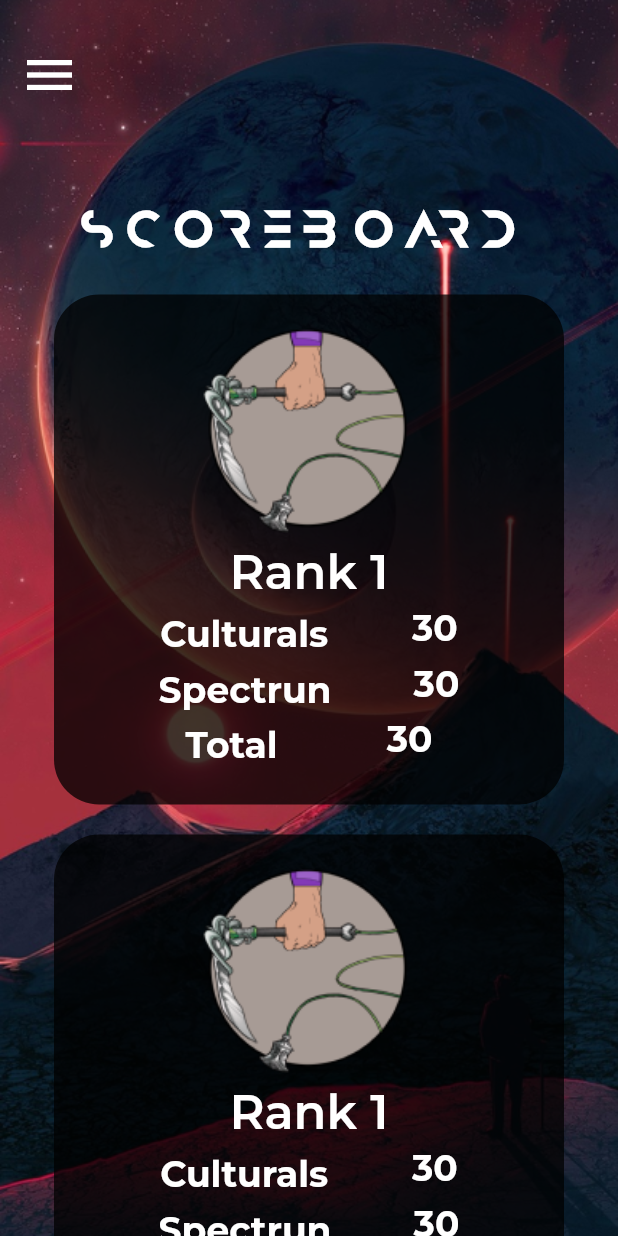
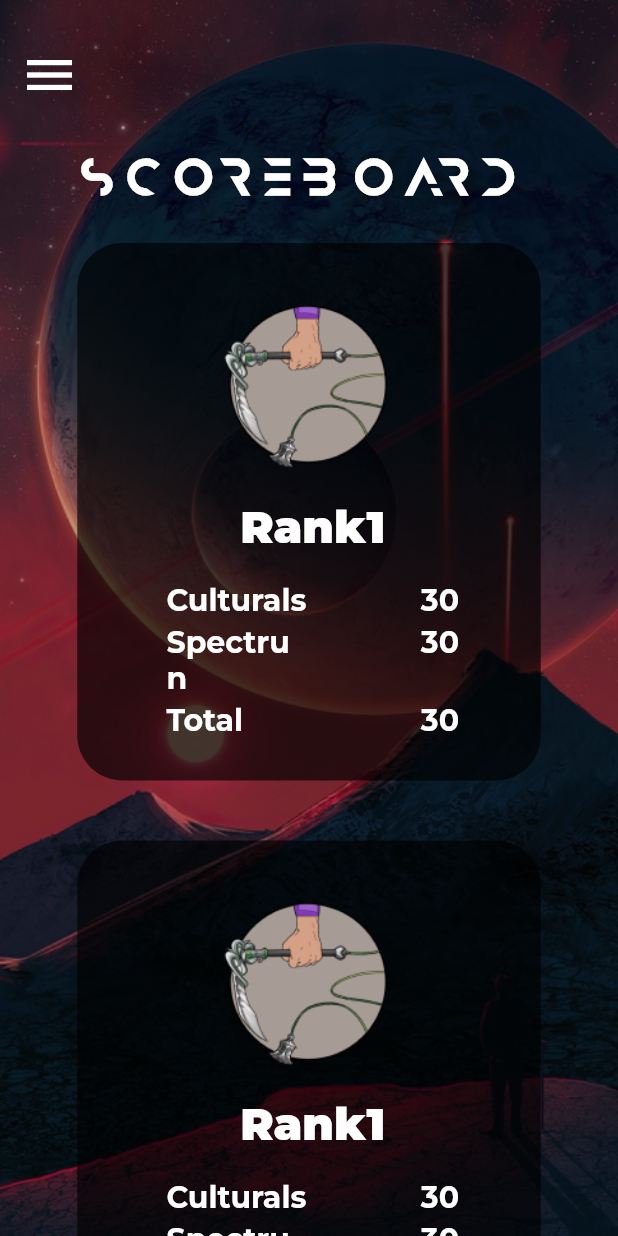
Before and after one commit to delta/aaveg-app, a Flutter app: the ScoreBoardPage screen opened by its route, on a phone screen of 412 x 824 dp. Run offline on Flutter 3.47's test engine with Material 2 defaults, Android fonts, the phone set to English and light mode, and no system bars; our stand-ins replace get, get_storage, google_fonts, logger, webview_flutter; missing offline and left inert: outlined_text; accounts and stored records are empty.

Commit message:
fix(ScoreBoard): Changed Row to Table and added overlay and responsiveness

```diff
--- a/lib/pages/scoreboard_page.dart
+++ b/lib/pages/scoreboard_page.dart
@@ -39,8 +39,8 @@ class _ScoreBoardPageState extends State<ScoreBoardPage> {
                 image: DecorationImage(
                   fit: BoxFit.cover,
                   image: AssetImage('assets/images/scoreboard_bg.png'),
-                  colorFilter:
-                      ColorFilter.mode(Colors.black, BlendMode.dstATop),
+                  colorFilter: ColorFilter.mode(
+                      Colors.black.withOpacity(0.25), BlendMode.darken),
                 ),
               ),
               child: Stack(
@@ -50,7 +50,7 @@ class _ScoreBoardPageState extends State<ScoreBoardPage> {
                     children: [
                       Container(
                         margin: EdgeInsets.only(
-                            top: MediaQuery.of(context).size.height / 6),
+                            top: MediaQuery.of(context).size.height / 8),
                         width: double.infinity,
                         child: Text(
                           "SCOREBOARD",
--- a/lib/views/widgets/scoretile_widget.dart
+++ b/lib/views/widgets/scoretile_widget.dart
@@ -14,20 +14,23 @@ class _ScoreTileState extends State<ScoreTile> {
   @override
   Widget build(BuildContext context) {
     return Container(
-      margin: EdgeInsets.only(top: 20),
-      width: 340,
-      height: 340,
+      margin: EdgeInsets.only(top: 20, bottom: 20),
+      width: 3 * MediaQuery.of(context).size.width / 4,
+      height: MediaQuery.of(context).size.height / 2.3,
       padding: EdgeInsets.all(15),
       alignment: Alignment.center,
       decoration: BoxDecoration(
         shape: BoxShape.rectangle,
-        color: Colors.black.withOpacity(0.75),
+        color: Colors.black.withOpacity(0.65),
         borderRadius: BorderRadius.circular(30),
       ),
       child: Column(children: [
         Container(
-          width: 150,
-          height: 150,
+          child: Column(children: [
+            Container(
+              margin: EdgeInsets.only(top: 20),
+              width: 120,
+              height: 120,
               decoration: BoxDecoration(
                 shape: BoxShape.circle,
                 image: DecorationImage(
@@ -37,39 +40,45 @@ class _ScoreTileState extends State<ScoreTile> {
               ),
             ),
             Container(
+              margin: EdgeInsets.only(top: 8, bottom: 8, left: 5),
+              padding: EdgeInsets.symmetric(vertical: 8.0),
               child: Text(
-            'Rank 1',
+                'Rank1',
                 style: TextStyle(
-                fontSize: 32,
-                fontWeight: FontWeight.w600,
+                    fontSize: 30,
+                    fontWeight: FontWeight.w900,
                     fontFamily: GoogleFonts.montserrat().fontFamily),
+                textAlign: TextAlign.center,
               ),
             ),
-        Column(
-          mainAxisAlignment: MainAxisAlignment.spaceEvenly,
+            Table(
+              defaultColumnWidth: FixedColumnWidth(100.0),
               children: points
                   .map(
-                (e) => Row(
-                    mainAxisAlignment: MainAxisAlignment.spaceEvenly,
-                    crossAxisAlignment: CrossAxisAlignment.center,
-                    children: [
+                    (e) => TableRow(children: [
                       Container(
-                        margin: EdgeInsets.only(top: 8),
+                        margin: EdgeInsets.only(top: 2, bottom: 2, left: 5),
+                        // padding: EdgeInsets.symmetric(vertical: 8.0),
+                        alignment: Alignment.centerLeft,
                         child: Text(
                           e,
                           style: TextStyle(
-                              fontSize: 24,
+                              fontSize: 20,
                               fontWeight: FontWeight.w700,
                               fontFamily: GoogleFonts.montserrat().fontFamily),
+                          textAlign: TextAlign.start,
                         ),
                       ),
                       Container(
+                        // padding: EdgeInsets.symmetric(vertical: 8.0),
+                        margin: EdgeInsets.only(top: 2, bottom: 2, left: 5),
                         child: Text(
                           '30',
                           style: TextStyle(
-                              fontSize: 24,
+                              fontSize: 20,
                               fontWeight: FontWeight.w700,
                               fontFamily: GoogleFonts.montserrat().fontFamily),
+                          textAlign: TextAlign.end,
                         ),
                       ),
                     ]),
@@ -77,6 +86,8 @@ class _ScoreTileState extends State<ScoreTile> {
                   .toList(),
             )
           ]),
+        ),
+      ]),
     );
   }
 }
```
Lines whose indentation alone changed are shown as unchanged.
